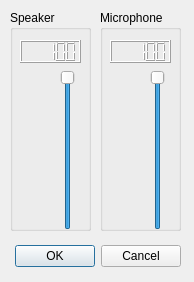
The window that client/src/forms/soundmanagerwindow.ui (Clemon-R/Babel) describes before a commit, drawn with Qt 5.
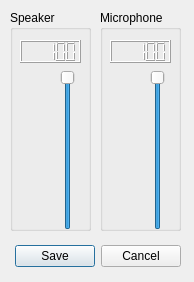
The same window after the commit.

```diff
--- a/client/src/forms/soundmanagerwindow.ui
+++ b/client/src/forms/soundmanagerwindow.ui
@@ -26,7 +26,7 @@
     <enum>Qt::Horizontal</enum>
    </property>
    <property name="standardButtons">
-    <set>QDialogButtonBox::Cancel|QDialogButtonBox::Ok</set>
+    <set>QDialogButtonBox::Cancel|QDialogButtonBox::Save</set>
    </property>
   </widget>
   <widget class="QGroupBox" name="groupBox">
```
Left out of the diff: 6 changed lines with no effect on the pictures.
